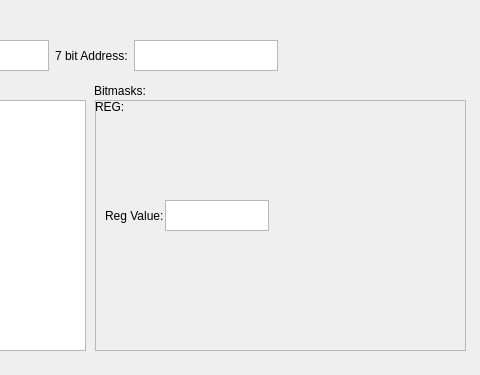
luk6xff/RaspberryPiI2cSpiDevTester, file code/uiRegisterForm.ui: the form before one commit; both pictures show x 215 to 695 and y 0 to 375 of the 695 by 457 pixel window.
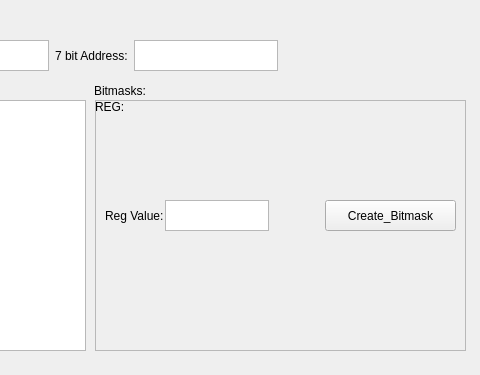
The form after the commit.

Commit message: registersForm modified, added Dialog for setting Bitmask parameters

```diff
--- a/code/uiRegisterForm.ui
+++ b/code/uiRegisterForm.ui
@@ -226,6 +226,19 @@
     </property>
     <layout class="QHBoxLayout" name="register8BitHLayout"/>
    </widget>
+   <widget class="QPushButton" name="createBitmaskButton">
+    <property name="geometry">
+     <rect>
+      <x>230</x>
+      <y>100</y>
+      <width>131</width>
+      <height>31</height>
+     </rect>
+    </property>
+    <property name="text">
+     <string>Create_Bitmask</string>
+    </property>
+   </widget>
   </widget>
   <widget class="QWidget" name="horizontalLayoutWidget_3">
    <property name="geometry">
```
The commit also changes 2 other files.
